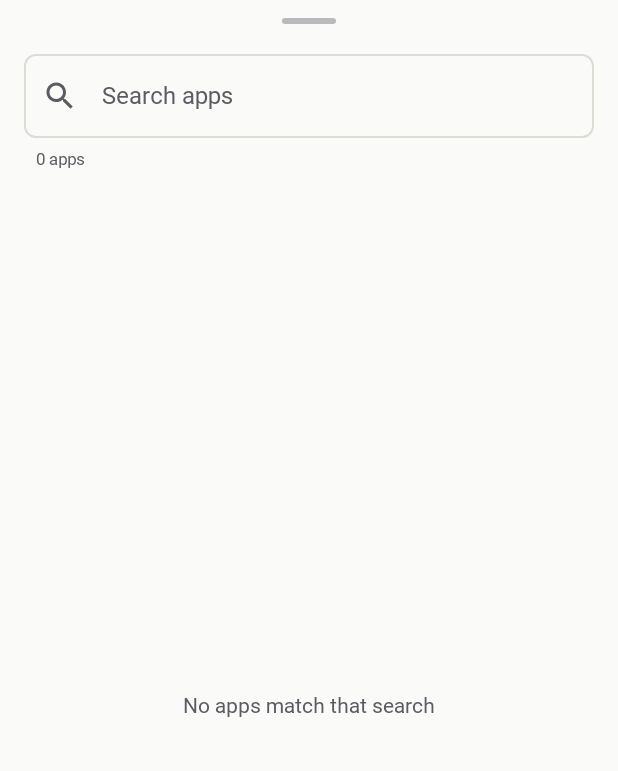
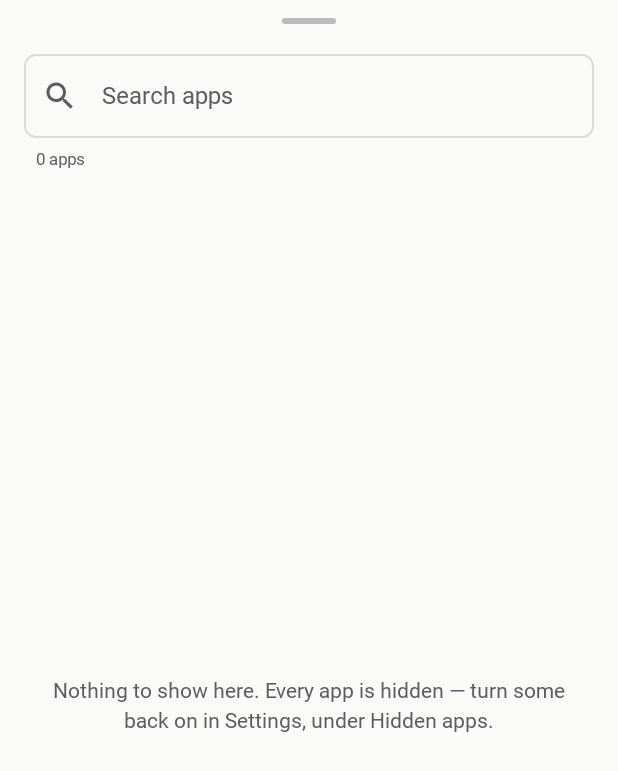
Before and after one commit to Z4K10-AI/privacy-launcher, an Android app built with Jetpack Compose: the MainActivity screen opened directly, with no data from a screen before it, after a tap on "Apps", on a phone screen of 412 x 824 dp. Shown: the top 771 px of the screen. Run offline under Robolectric (Android 15) with nearby library versions, the phone set to English and light mode, and no system bars; Roboto replaces fonts that are not available here.

Commit message:
Fix home overflow, stale clock, landscape layout and back behaviour
Bug hunt across paths that were built but never exercised, plus the
layout cases a default emulator never hits.

The serious one: with eleven apps on the home screen at a large Display
size, the grid grew past the available height and pushed the Apps button
and settings gear off the bottom of the screen. The only remaining route
into the drawer was the swipe-up gesture, which a new user has no reason
to know about. The clock and grid now sit in a scrollable area and the
bottom bar is pinned.

That fix then broke swipe-up-to-open-drawer, because verticalScroll
consumes vertical drags even when there is nothing to scroll. Scrolling
is now enabled only once the content genuinely overflows.

Other layout fixes: the clock wrapped onto two or three lines at large
Display sizes and now steps down the display scale instead; landscape
sliced the second row of apps, so column counts double in a wide window
(capped at eight) and the clock goes compact on a short one; home cell
height ignored the user's font scale and clipped two-line labels; window
size now comes from LocalWindowInfo rather than Configuration, which
describes the screen rather than the window and over-reports in
split-screen.

Behaviour fixes: the clock could show a stale time after the phone had
been dozing, since the minute ticker does not run on schedule in app
standby -- it now re-reads on resume, as does the 12/24-hour setting,
which previously needed a process restart. Back in the drawer discarded
the whole drawer even with a search typed; it now clears the search
first. The drawer's empty state claimed "No apps match that search" even
with no search typed and every app hidden.

Usability: long-press on a home icon now carries straight into a drag.
Entering edit mode and dragging were two separate gestures before.

Verified on the emulator, including two paths never previously run: the
X badge removes an app and the grid reflows, and hiding an app that is
on the home screen removes it from both. Lint 0 errors, 1 warning.
Release APK still 1.9 MB.

Co-Authored-By: Claude Opus 5 <noreply@anthropic.com>

```diff
--- a/app/src/main/java/com/privacylauncher/MainActivity.kt
+++ b/app/src/main/java/com/privacylauncher/MainActivity.kt
@@ -31,6 +31,7 @@ import androidx.lifecycle.compose.collectAsStateWithLifecycle
 import com.privacylauncher.data.LauncherSettings
 import com.privacylauncher.designsystem.LauncherTheme
 import com.privacylauncher.designsystem.Motion
+import com.privacylauncher.designsystem.adaptiveColumns
 import com.privacylauncher.designsystem.resolveIsDark
 import com.privacylauncher.ui.AppDrawer
 import com.privacylauncher.ui.HomeScreen
@@ -138,7 +139,7 @@ private fun LauncherRoot(viewModel: LauncherViewModel, settings: LauncherSetting
         Box(Modifier.graphicsLayer { alpha = homeAlpha }) {
             HomeScreen(
                 homeApps = homeApps,
-                columns = settings.homeColumns,
+                columns = adaptiveColumns(settings.homeColumns),
                 iconSize = iconSize,
                 iconLoader = viewModel.iconLoader,
                 editMode = viewModel.homeEditMode,
@@ -165,7 +166,7 @@ private fun LauncherRoot(viewModel: LauncherViewModel, settings: LauncherSetting
                 apps = drawerApps,
                 totalAppCount = drawerTotal,
                 query = query,
-                columns = settings.drawerColumns,
+                columns = adaptiveColumns(settings.drawerColumns),
                 iconSize = iconSize,
                 iconLoader = viewModel.iconLoader,
                 isOnHome = viewModel::isOnHome,
@@ -217,13 +218,10 @@ private fun LauncherRoot(viewModel: LauncherViewModel, settings: LauncherSetting
     // Back closes whatever is open, then leaves edit mode, then does nothing.
     // The handler stays enabled throughout: see the class comment for why
     // falling through to the default handler is wrong on a home screen.
-    BackHandler(enabled = true) {
-        when {
-            panelOpen -> viewModel.closePanel()
-            viewModel.homeEditMode -> viewModel.setHomeEditing(false)
-            else -> Unit // already home; there is nowhere to go back to
-        }
-    }
+    // Nothing to go back to on a bare home screen, so the press is swallowed
+    // here rather than reaching the Activity's default handler. See the class
+    // comment for why finishing a home Activity is wrong.
+    BackHandler(enabled = true) { viewModel.onBack() }
 }
 
 /**
--- /dev/null
+++ b/app/src/main/java/com/privacylauncher/designsystem/Layout.kt
@@ -0,0 +1,49 @@
+package com.privacylauncher.designsystem
+
+import androidx.compose.runtime.Composable
+import androidx.compose.ui.platform.LocalDensity
+import androidx.compose.ui.platform.LocalWindowInfo
+import androidx.compose.ui.unit.Dp
+import androidx.compose.ui.unit.DpSize
+
+/**
+ * The window's size in dp.
+ *
+ * Read from [LocalWindowInfo], not `LocalConfiguration.screenWidthDp`. The
+ * Configuration values describe the screen rather than this window, so in
+ * split-screen or a freeform window they report more space than the launcher
+ * actually has — and the layout decisions below are exactly the ones that go
+ * wrong when the number is too big.
+ */
+@Composable
+fun windowSizeDp(): DpSize {
+    val size = LocalWindowInfo.current.containerSize
+    return with(LocalDensity.current) {
+        DpSize(size.width.toDp(), size.height.toDp())
+    }
+}
+
+/** True when the window is short enough that a 64sp clock crowds the grid. */
+@Composable
+fun isShortWindow(): Boolean = windowSizeDp().height < SHORT_WINDOW_HEIGHT
+
+/**
+ * The column count to actually use, given the user's preference.
+ *
+ * In portrait the preference is used as-is. In a wide window it is doubled,
+ * because the space is roughly twice as wide and half as tall: keeping the
+ * portrait count there produced very wide cells and pushed the second row of
+ * the home grid off the bottom, where it was sliced through the middle.
+ *
+ * Capped at eight. Beyond that, cells get narrower than a comfortable touch
+ * target and the labels truncate to nothing useful.
+ */
+@Composable
+fun adaptiveColumns(preferred: Int): Int {
+    val size = windowSizeDp()
+    val wide = size.width > size.height
+    return if (wide) (preferred * 2).coerceAtMost(MAX_COLUMNS) else preferred
+}
+
+private val SHORT_WINDOW_HEIGHT: Dp = Dp(480f)
+private const val MAX_COLUMNS = 8
--- a/app/src/main/java/com/privacylauncher/ui/AppDrawer.kt
+++ b/app/src/main/java/com/privacylauncher/ui/AppDrawer.kt
@@ -41,6 +41,7 @@ import androidx.compose.ui.semantics.semantics
 import androidx.compose.ui.res.pluralStringResource
 import androidx.compose.ui.res.stringResource
 import androidx.compose.ui.text.input.ImeAction
+import androidx.compose.ui.text.style.TextAlign
 import androidx.compose.ui.unit.Dp
 import androidx.compose.ui.unit.dp
 import com.privacylauncher.R
@@ -157,9 +158,18 @@ fun AppDrawer(
                 contentAlignment = Alignment.Center,
             ) {
                 Text(
-                    text = stringResource(R.string.drawer_empty),
+                    // With everything hidden there is no search to blame, and
+                    // "No apps match that search" would send the user looking
+                    // for a search box they never typed in.
+                    text = if (query.isBlank()) {
+                        stringResource(R.string.drawer_empty_all)
+                    } else {
+                        stringResource(R.string.drawer_empty)
+                    },
                     style = MaterialTheme.typography.bodyMedium,
                     color = MaterialTheme.colorScheme.onSurfaceVariant,
+                    textAlign = TextAlign.Center,
+                    modifier = Modifier.padding(horizontal = Spacing.xl),
                 )
             }
         } else {
--- a/app/src/main/java/com/privacylauncher/ui/HomeScreen.kt
+++ b/app/src/main/java/com/privacylauncher/ui/HomeScreen.kt
@@ -5,8 +5,8 @@ import androidx.compose.foundation.ExperimentalFoundationApi
 import androidx.compose.foundation.background
 import androidx.compose.foundation.border
 import androidx.compose.foundation.clickable
-import androidx.compose.foundation.combinedClickable
 import androidx.compose.foundation.gestures.detectDragGesturesAfterLongPress
+import androidx.compose.foundation.gestures.detectTapGestures
 import androidx.compose.foundation.gestures.detectVerticalDragGestures
 import androidx.compose.foundation.layout.Arrangement
 import androidx.compose.foundation.layout.Box
@@ -18,6 +18,9 @@ import androidx.compose.foundation.layout.fillMaxSize
 import androidx.compose.foundation.layout.fillMaxWidth
 import androidx.compose.foundation.layout.height
 import androidx.compose.foundation.layout.padding
+import androidx.compose.foundation.verticalScroll
+import androidx.compose.foundation.rememberScrollState
+import androidx.compose.foundation.layout.heightIn
 import androidx.compose.foundation.layout.safeDrawingPadding
 import androidx.compose.foundation.layout.size
 import androidx.compose.foundation.layout.width
@@ -27,6 +30,7 @@ import androidx.compose.material3.IconButton
 import androidx.compose.material3.MaterialTheme
 import androidx.compose.material3.Text
 import androidx.compose.runtime.Composable
+import androidx.compose.runtime.DisposableEffect
 import androidx.compose.runtime.LaunchedEffect
 import androidx.compose.runtime.getValue
 import androidx.compose.runtime.mutableIntStateOf
@@ -42,6 +46,9 @@ import androidx.compose.ui.graphics.Shadow
 import androidx.compose.ui.graphics.graphicsLayer
 import androidx.compose.ui.input.pointer.pointerInput
 import androidx.compose.ui.platform.LocalContext
+import androidx.lifecycle.Lifecycle
+import androidx.lifecycle.LifecycleEventObserver
+import androidx.lifecycle.compose.LocalLifecycleOwner
 import androidx.compose.ui.platform.LocalDensity
 import androidx.compose.ui.res.stringResource
 import androidx.compose.ui.semantics.contentDescription
@@ -55,6 +62,7 @@ import com.privacylauncher.data.AppEntry
 import com.privacylauncher.data.IconLoader
 import com.privacylauncher.designsystem.Radii
 import com.privacylauncher.designsystem.Spacing
+import com.privacylauncher.designsystem.isShortWindow
 import com.privacylauncher.designsystem.rememberHaptics
 import com.privacylauncher.ui.components.AppCell
 import com.privacylauncher.ui.components.LauncherIcons
@@ -109,13 +117,51 @@ fun HomeScreen(
             .safeDrawingPadding(),
     ) {
         Column(Modifier.fillMaxSize()) {
-            Clock(
+            // The clock and grid scroll; the bottom bar never does.
+            //
+            // This was a real failure, not a precaution. With eleven apps on
+            // the home screen at a large Display size, the grid grew past the
+            // available height, the Apps button and settings gear were pushed
+            // off the bottom of the screen, and the only remaining way into
+            // the drawer was the swipe-up gesture -- which a new user has no
+            // reason to know exists.
+            //
+            // heightIn(min = viewport) is what lets Arrangement.SpaceBetween
+            // still work inside a scrollable Column: without it the content is
+            // measured against infinite height and the arrangement does
+            // nothing.
+            BoxWithConstraints(Modifier.weight(1f).fillMaxWidth()) {
+                val viewportHeight = maxHeight
+                val scrollState = rememberScrollState()
+                // Scrolling is enabled only when the content genuinely
+                // overflows. An always-on verticalScroll swallows the
+                // swipe-up-to-open-drawer gesture even with nothing to
+                // scroll, which silently broke the launcher's main gesture.
+                // maxValue is Int.MAX_VALUE until the first measurement, so
+                // that case has to be excluded too.
+                val canScroll = scrollState.maxValue > 0 &&
+                    scrollState.maxValue != Int.MAX_VALUE
+                Column(
                     modifier = Modifier
                         .fillMaxWidth()
-                    .padding(top = Spacing.xxl, start = Spacing.lg, end = Spacing.lg),
+                        .verticalScroll(scrollState, enabled = canScroll)
+                        .heightIn(min = viewportHeight),
+                    verticalArrangement = Arrangement.SpaceBetween,
+                ) {
+            // On a short screen -- landscape, or a small phone -- a 64sp
+            // clock plus 48dp of padding ate enough height to slice the
+            // second row of apps in half. Step both down.
+            val shortScreen = isShortWindow()
+            Clock(
+                compact = shortScreen,
+                modifier = Modifier
+                    .fillMaxWidth()
+                    .padding(
+                        top = if (shortScreen) Spacing.md else Spacing.xxl,
+                        start = Spacing.lg,
+                        end = Spacing.lg,
+                    ),
             )
-
-            Spacer(Modifier.weight(1f))
 
             if (homeApps.isEmpty()) {
                 Text(
@@ -140,6 +186,8 @@ fun HomeScreen(
                     onMove = onMove,
                     modifier = Modifier.fillMaxWidth().padding(horizontal = Spacing.xs),
                 )
+            }
+                }
             }
 
             BottomBar(
@@ -190,7 +238,11 @@ private fun HomeGrid(
 
     BoxWithConstraints(modifier) {
         val cellWidth = maxWidth / columns
-        val cellHeight = iconSize + Spacing.xl + Spacing.sm
+        // Label space scales with the user's font size setting. At a fixed
+        // height, a two-line app name at 1.3x font scale is clipped.
+        val fontScale = LocalDensity.current.fontScale.coerceIn(1f, 1.6f)
+        val labelSpace = (Spacing.xl + Spacing.sm) * fontScale
+        val cellHeight = iconSize + labelSpace
         val density = LocalDensity.current
         val cellWpx = with(density) { cellWidth.toPx() }
         val cellHpx = with(density) { cellHeight.toPx() }
@@ -222,12 +274,24 @@ private fun HomeGrid(
                                         alpha = 0.9f
                                     }
                                 }
-                                .then(
-                                    if (editMode) {
-                                        Modifier.pointerInput(index, columns, apps.size) {
+                                // Tap launches, but only when not editing.
+                                .pointerInput(editMode, entry.key) {
+                                    detectTapGestures(
+                                        onTap = { if (!editMode) onLaunch(entry) },
+                                    )
+                                }
+                                // Long-press starts a drag in the same motion.
+                                // Previously edit mode and dragging were two
+                                // separate gestures: long-press, let go, then
+                                // long-press again to actually move anything.
+                                // Entering edit mode from here means the first
+                                // long-press can carry straight into a drag,
+                                // which is what every other launcher does.
+                                .pointerInput(index, columns, apps.size) {
                                             detectDragGesturesAfterLongPress(
                                                 onDragStart = {
                                                     haptics.dragStart()
+                                                    onEnterEditMode()
                                                     dragIndex = index
                                                     targetIndex = index
                                                     dragOffset = Offset.Zero
@@ -272,17 +336,7 @@ private fun HomeGrid(
                                                     dragOffset = Offset.Zero
                                                 },
                                             )
-                                        }
-                                    } else {
-                                        Modifier.combinedClickable(
-                                            onClick = { onLaunch(entry) },
-                                            onLongClick = {
-                                                haptics.longPress()
-                                                onEnterEditMode()
                                 },
-                                        )
-                                    }
-                                ),
                             contentAlignment = Alignment.Center,
                         ) {
                             if (isTarget) {
@@ -388,16 +442,20 @@ private fun HomePill(label: String, contentDescription: String, onClick: () -> U
 }
 
 @Composable
-private fun Clock(modifier: Modifier = Modifier) {
+private fun Clock(compact: Boolean, modifier: Modifier = Modifier) {
     val context = LocalContext.current
-    val uses24Hour = remember { DateFormat.is24HourFormat(context) }
+
+    var now by remember { mutableStateOf(LocalDateTime.now()) }
+    // Re-read on every resume, not once: the user can change this in Settings
+    // while we are in the background, and a launcher stuck on the wrong clock
+    // format until its process restarts looks broken.
+    var uses24Hour by remember { mutableStateOf(DateFormat.is24HourFormat(context)) }
 
     val timeFormatter = remember(uses24Hour) {
         DateTimeFormatter.ofPattern(if (uses24Hour) "HH:mm" else "h:mm a")
     }
     val dateFormatter = remember { DateTimeFormatter.ofPattern("EEEE, d MMMM") }
 
-    var now by remember { mutableStateOf(LocalDateTime.now()) }
     LaunchedEffect(Unit) {
         // Tick on the minute boundary rather than every second, so the process
         // stays asleep almost all the time.
@@ -407,25 +465,61 @@ private fun Clock(modifier: Modifier = Modifier) {
         }
     }
 
+    // The minute ticker alone is not enough. While the phone is dozing or the
+    // app is in standby the coroutine does not run on schedule, so unlocking
+    // after a long sleep could show a stale time for up to a minute -- on the
+    // one screen whose main job is telling you the time. Resuming forces a
+    // re-read.
+    val lifecycleOwner = LocalLifecycleOwner.current
+    DisposableEffect(lifecycleOwner, context) {
+        val observer = LifecycleEventObserver { _, event ->
+            if (event == Lifecycle.Event.ON_RESUME) {
+                now = LocalDateTime.now()
+                uses24Hour = DateFormat.is24HourFormat(context)
+            }
+        }
+        lifecycleOwner.lifecycle.addObserver(observer)
+        onDispose { lifecycleOwner.lifecycle.removeObserver(observer) }
+    }
+
     val shadow = Shadow(color = Color.Black.copy(alpha = 0.55f), blurRadius = 12f)
 
+    BoxWithConstraints(modifier) {
+        // 64sp wrapped "3:38 PM" onto two lines at a large Display size, and
+        // pushed the date onto three. Step the scale down when the screen is
+        // narrow in dp rather than let it break.
+        val typography = MaterialTheme.typography
+        val timeStyle = when {
+            compact || maxWidth < 280.dp -> typography.displaySmall
+            maxWidth < 340.dp -> typography.displayMedium
+            else -> typography.displayLarge
+        }
+        val dateStyle = if (compact || maxWidth < 300.dp) {
+            typography.titleMedium
+        } else {
+            typography.titleLarge
+        }
+
         Column(
-        modifier = modifier,
+            modifier = Modifier.fillMaxWidth(),
             horizontalAlignment = Alignment.CenterHorizontally,
             verticalArrangement = Arrangement.Center,
         ) {
             Text(
                 text = now.format(timeFormatter),
-            style = MaterialTheme.typography.displayLarge.copy(shadow = shadow),
+                style = timeStyle.copy(shadow = shadow),
                 color = Color.White,
                 textAlign = TextAlign.Center,
+                maxLines = 1,
             )
             Spacer(Modifier.height(Spacing.xxs))
             Text(
                 text = now.format(dateFormatter),
-            style = MaterialTheme.typography.titleLarge.copy(shadow = shadow),
+                style = dateStyle.copy(shadow = shadow),
                 color = Color.White.copy(alpha = 0.9f),
                 textAlign = TextAlign.Center,
+                maxLines = 1,
             )
         }
     }
+}
--- a/app/src/main/java/com/privacylauncher/ui/LauncherViewModel.kt
+++ b/app/src/main/java/com/privacylauncher/ui/LauncherViewModel.kt
@@ -173,6 +173,22 @@ class LauncherViewModel(application: Application) : AndroidViewModel(application
         if (panel == Panel.NONE) _query.value = ""
     }
 
+    /**
+     * What the Back gesture should do, in priority order.
+     *
+     * Clearing a search before closing the drawer matters: typing three
+     * letters, realising it is the wrong app and pressing back used to throw
+     * away the whole drawer, so you had to open it and scroll from the top
+     * again.
+     */
+    fun onBack() {
+        when {
+            panel == Panel.DRAWER && _query.value.isNotBlank() -> _query.value = ""
+            panel != Panel.NONE -> closePanel()
+            homeEditMode -> homeEditMode = false
+        }
+    }
+
     fun closeAllPanels() {
         panel = Panel.NONE
         homeEditMode = false
--- a/app/src/main/res/values/strings.xml
+++ b/app/src/main/res/values/strings.xml
@@ -14,6 +14,7 @@
     <string name="drawer_search_hint">Search apps</string>
     <string name="drawer_search_clear">Clear search</string>
     <string name="drawer_empty">No apps match that search</string>
+    <string name="drawer_empty_all">Nothing to show here. Every app is hidden — turn some back on in Settings, under Hidden apps.</string>
     <string name="drawer_close_handle">Close app drawer</string>
     <!-- "1 app" vs "182 apps". Other languages need more forms than
          English does, which is why this is a plural and not a string. -->
```
Also changed, not shown: 1 other file. Lines whose indentation alone changed are shown as unchanged.
